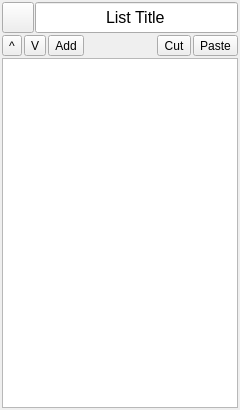
Qt form kanbanlistwidget.ui (noedigcode/Kanbanapp) before a commit.
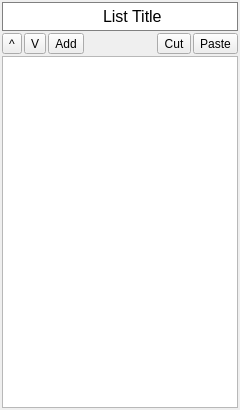
The same form after that commit. Icons and pictures are not drawn.

```diff
--- a/kanbanlistwidget.ui
+++ b/kanbanlistwidget.ui
@@ -36,9 +36,43 @@
     <number>2</number>
    </property>
    <item>
+    <widget class="QFrame" name="frame">
+     <property name="autoFillBackground">
+      <bool>false</bool>
+     </property>
+     <property name="styleSheet">
+      <string notr="true">QWidget {
+	border: 0px;
+}
+
+QFrame {
+	border: 1px solid gray;
+	background-color: white;
+}
+
+</string>
+     </property>
+     <property name="frameShape">
+      <enum>QFrame::StyledPanel</enum>
+     </property>
+     <property name="frameShadow">
+      <enum>QFrame::Raised</enum>
+     </property>
     <layout class="QHBoxLayout" name="horizontalLayout_2">
      <property name="spacing">
-      <number>1</number>
+       <number>0</number>
+      </property>
+      <property name="leftMargin">
+       <number>0</number>
+      </property>
+      <property name="topMargin">
+       <number>0</number>
+      </property>
+      <property name="rightMargin">
+       <number>0</number>
+      </property>
+      <property name="bottomMargin">
+       <number>0</number>
      </property>
      <item>
       <widget class="QToolButton" name="toolButton_listTitle">
@@ -94,6 +128,7 @@
       </widget>
      </item>
     </layout>
+    </widget>
    </item>
    <item>
     <layout class="QHBoxLayout" name="horizontalLayout">
```
Lines whose indentation alone changed are shown as unchanged.
